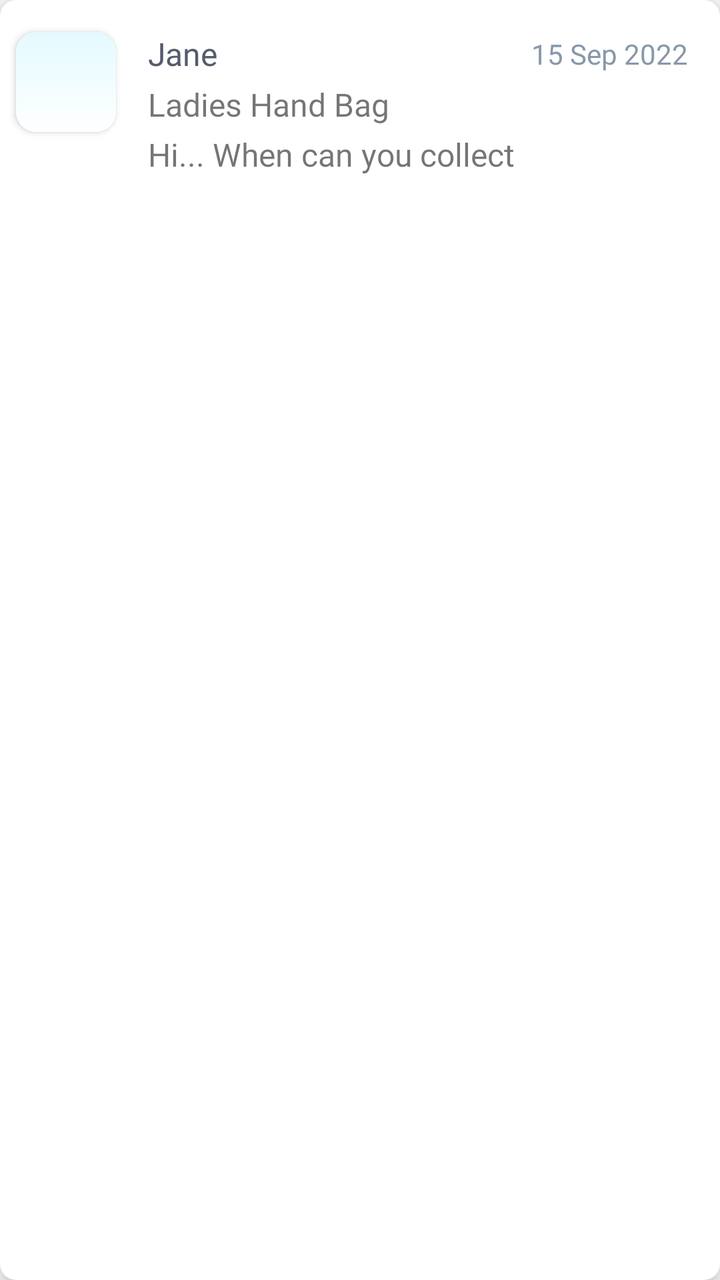
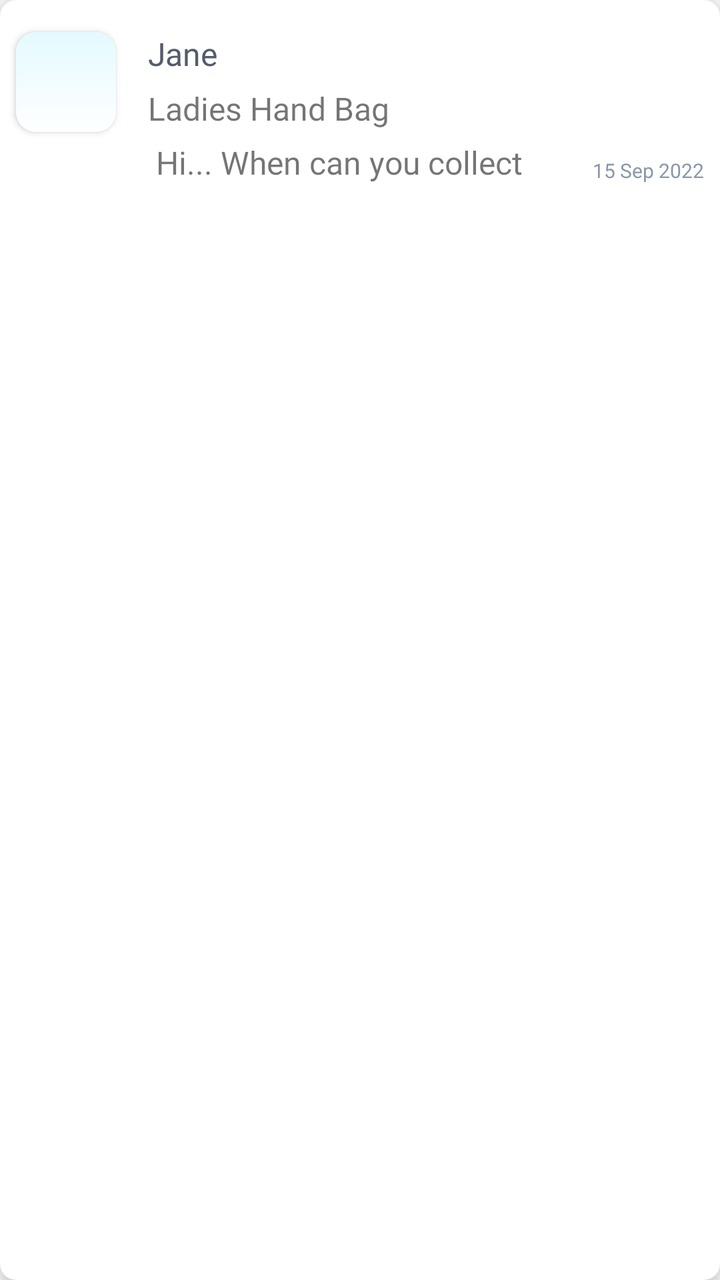

An Android layout rendered at two revisions. The XML below is the earlier revision; the diff shows what the commit changed to produce the second picture.
<!-- AndroidManifest.xml: application theme Theme.AbraaKaDabraa.App -->
<!-- res/layout/chat_row.xml -->
<?xml version="1.0" encoding="utf-8"?>
<androidx.cardview.widget.CardView xmlns:android="http://schemas.android.com/apk/res/android"
    xmlns:app="http://schemas.android.com/apk/res-auto"
    xmlns:tools="http://schemas.android.com/tools"
    android:layout_width="match_parent"
    android:layout_height="wrap_content"
    app:cardElevation="8dp"
    app:cardCornerRadius="8dp"
    android:layout_margin="8dp">

    <androidx.constraintlayout.widget.ConstraintLayout
        android:id="@+id/postedBy"
        android:layout_width="match_parent"
        android:layout_height="96dp"
        android:fontFamily="@font/montserrat_medium"
        android:text="Alex M"
        android:textSize="16sp"
        app:layout_constraintEnd_toEndOf="parent"
        app:layout_constraintStart_toStartOf="@+id/textView27"
        app:layout_constraintTop_toBottomOf="@+id/textView27">

        <androidx.cardview.widget.CardView
            android:id="@+id/cardView6"
            android:layout_width="50dp"
            android:layout_height="50dp"
            android:layout_marginStart="8dp"
            android:layout_marginTop="16dp"
            app:cardCornerRadius="10dp"
            app:layout_constraintStart_toStartOf="parent"
            app:layout_constraintTop_toTopOf="parent">

            <ImageView
                android:id="@+id/profilePic"
                android:layout_width="match_parent"
                android:layout_height="match_parent"
                android:scaleType="fitXY"
                android:src="@drawable/new_bg_theme" />
        </androidx.cardview.widget.CardView>

        <TextView
            android:id="@+id/userName"
            android:layout_width="0dp"
            android:layout_height="wrap_content"
            android:layout_marginStart="16dp"
            android:layout_marginEnd="8dp"
            android:fontFamily="@font/montserrat_bold"
            android:text="Jane"
            android:textColor="@color/title_color"
            android:textSize="@dimen/sp_16"
            app:layout_constraintEnd_toEndOf="parent"
            app:layout_constraintHorizontal_bias="0.3"
            app:layout_constraintStart_toEndOf="@+id/cardView6"
            app:layout_constraintTop_toTopOf="@+id/cardView6" />

        <TextView
            android:id="@+id/productName"
            android:layout_width="0dp"
            android:layout_height="wrap_content"
            android:fontFamily="@font/montserrat_medium"
            android:text="Ladies Hand Bag"
            android:textSize="16sp"
            app:layout_constraintBottom_toTopOf="@+id/message"
            app:layout_constraintStart_toStartOf="@+id/userName"
            app:layout_constraintTop_toBottomOf="@+id/userName" />

        <TextView
            android:id="@+id/message"
            android:layout_width="0dp"
            android:layout_height="wrap_content"
            android:layout_marginEnd="24dp"
            android:layout_marginBottom="8dp"
            android:fontFamily="@font/montserrat_regular"
            android:textSize="@dimen/sp_16"
            android:maxLines="1"
            android:text="Hi... When can you collect"
            app:layout_constraintBottom_toBottomOf="parent"
            app:layout_constraintEnd_toEndOf="parent"
            app:layout_constraintStart_toStartOf="@+id/productName" />

        <TextView
            android:id="@+id/time"
            android:layout_width="wrap_content"
            android:layout_height="wrap_content"
            android:layout_marginEnd="16dp"
            android:fontFamily="@font/montserrat_regular"
            android:text="15 Sep 2022"
            android:textColor="@color/edit_text_color"
            app:layout_constraintBottom_toBottomOf="@+id/userName"
            app:layout_constraintEnd_toEndOf="parent"
            app:layout_constraintTop_toTopOf="@+id/userName" />

        <TextView
            android:id="@+id/cancelledTxt"
            android:layout_width="wrap_content"
            android:layout_height="wrap_content"
            android:layout_marginTop="2dp"
            android:layout_marginEnd="4dp"
            android:text="Cancelled"
            android:visibility="gone"
            android:fontFamily="@font/montserrat_medium"
            android:textColor="@color/status_declined"
            android:textSize="10sp"
            app:layout_constraintEnd_toEndOf="parent"
            app:layout_constraintTop_toTopOf="parent" />

    </androidx.constraintlayout.widget.ConstraintLayout>
</androidx.cardview.widget.CardView>
<!-- resources referenced by this layout -->
<resources>
  <color name="edit_text_color">#8898AA</color>
  <color name="status_declined">#F95565</color>
  <color name="title_color">#535C6B</color>
  <dimen name="sp_16">16sp</dimen>
  <!-- drawable new_bg_theme (drawable) -->
  <shape xmlns:android="http://schemas.android.com/apk/res/android" android:shape="rectangle" >
      <gradient
          android:startColor="#FFFFFF"
          android:endColor="#E4FAFF"
          android:angle="90"/>
  </shape>
  <style name="Theme.AbraaKaDabraa.App" parent="Theme.MaterialComponents.Light.DarkActionBar">
          <item name="colorPrimary">@color/theme_color</item>
          <item name="colorPrimaryVariant">@color/theme_color</item>
          <item name="colorOnPrimary">@color/theme_color</item>
      </style>
  <color name="theme_color">#416D49</color>
</resources>

<!-- the commit's change to res/layout/chat_row.xml (unified diff, before → after) -->
@@ -11,7 +11,7 @@
     <androidx.constraintlayout.widget.ConstraintLayout
         android:id="@+id/postedBy"
         android:layout_width="match_parent"
-        android:layout_height="96dp"
+        android:layout_height="100dp"
         android:fontFamily="@font/montserrat_medium"
         android:text="Alex M"
         android:textSize="16sp"
@@ -67,27 +67,29 @@
             android:id="@+id/message"
             android:layout_width="0dp"
             android:layout_height="wrap_content"
-            android:layout_marginEnd="24dp"
+            android:layout_marginStart="4dp"
+            android:layout_marginEnd="8dp"
             android:layout_marginBottom="8dp"
             android:fontFamily="@font/montserrat_regular"
-            android:textSize="@dimen/sp_16"
             android:maxLines="1"
             android:text="Hi... When can you collect"
+            android:textSize="@dimen/sp_16"
             app:layout_constraintBottom_toBottomOf="parent"
-            app:layout_constraintEnd_toEndOf="parent"
+            app:layout_constraintEnd_toStartOf="@+id/time"
             app:layout_constraintStart_toStartOf="@+id/productName" />
 
         <TextView
             android:id="@+id/time"
             android:layout_width="wrap_content"
             android:layout_height="wrap_content"
-            android:layout_marginEnd="16dp"
+            android:layout_marginEnd="8dp"
+            android:layout_marginBottom="8dp"
             android:fontFamily="@font/montserrat_regular"
             android:text="15 Sep 2022"
             android:textColor="@color/edit_text_color"
-            app:layout_constraintBottom_toBottomOf="@+id/userName"
-            app:layout_constraintEnd_toEndOf="parent"
-            app:layout_constraintTop_toTopOf="@+id/userName" />
+            android:textSize="10sp"
+            app:layout_constraintBottom_toBottomOf="parent"
+            app:layout_constraintEnd_toEndOf="parent" />
 
         <TextView
             android:id="@+id/cancelledTxt"
@@ -95,11 +97,11 @@
             android:layout_height="wrap_content"
             android:layout_marginTop="2dp"
             android:layout_marginEnd="4dp"
+            android:fontFamily="@font/montserrat_medium"
             android:text="Cancelled"
-            android:visibility="gone"
-            android:fontFamily="@font/montserrat_medium"
             android:textColor="@color/status_declined"
             android:textSize="10sp"
+            android:visibility="gone"
             app:layout_constraintEnd_toEndOf="parent"
             app:layout_constraintTop_toTopOf="parent" />
 
